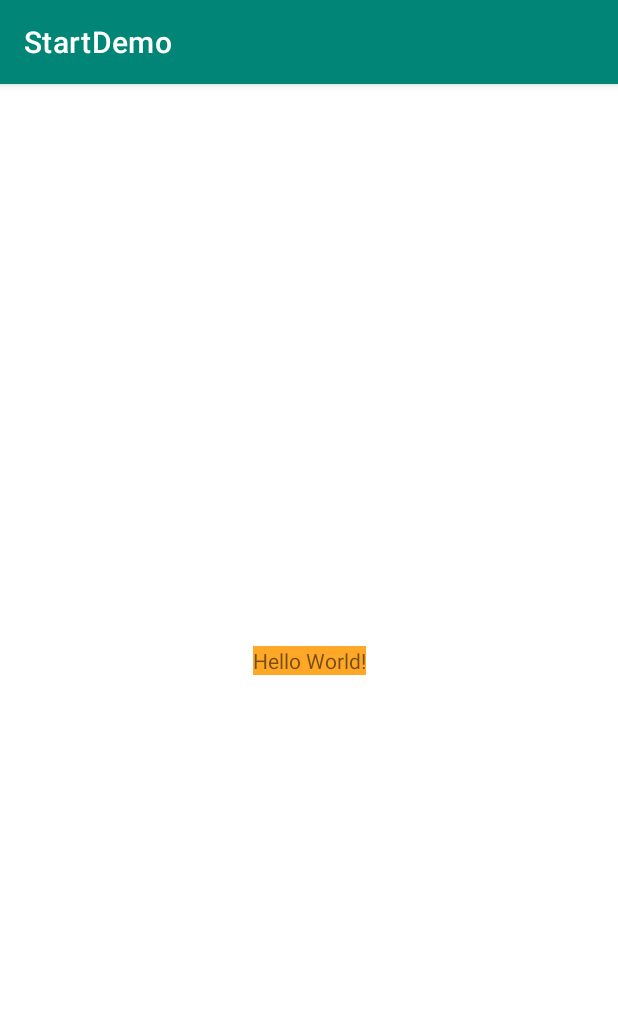
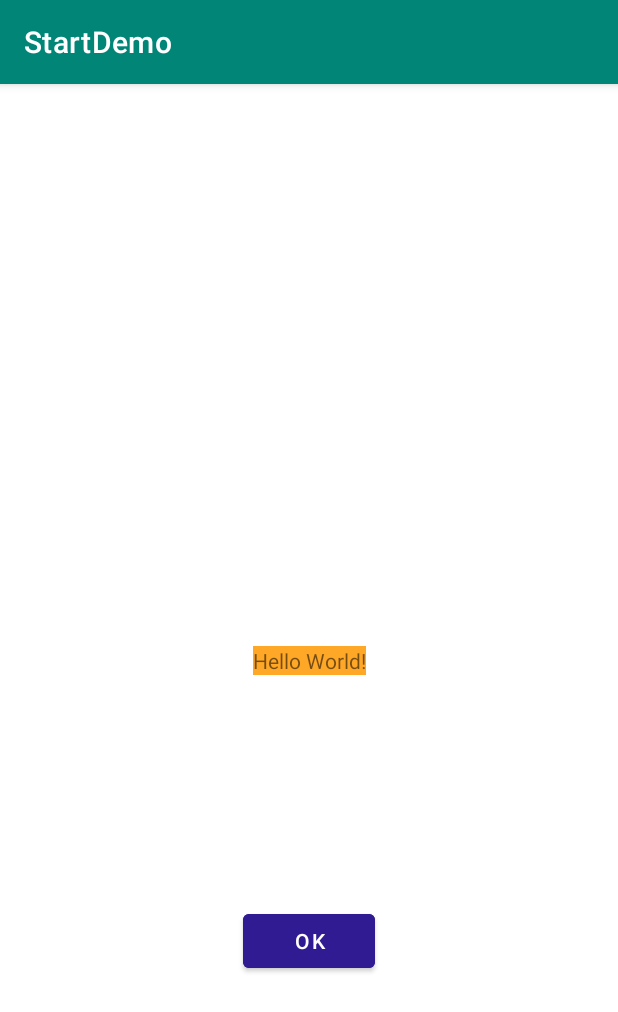
Before and after one commit to zavanton321/theme-demo, an Android app: the screen it shows after launch (MainActivity), on a phone screen of 412 x 824 dp. Shown: the top 1012 px of the screen. Run offline under Robolectric (Android 15) with nearby library versions, the phone set to English and light mode, and no system bars.

Commit message:
button and its style

```diff
--- a/app/src/main/res/layout/activity_main.xml
+++ b/app/src/main/res/layout/activity_main.xml
@@ -9,15 +9,28 @@
     >
 
     <TextView
-        android:theme="@style/AppTheme.CustomTextView"
+        android:id="@+id/tv_title"
         android:layout_width="wrap_content"
         android:layout_height="wrap_content"
         android:background="?attr/colorPrimary"
         android:text="Hello World!"
+        android:theme="@style/AppTheme.CustomTextView"
         app:layout_constraintBottom_toBottomOf="parent"
         app:layout_constraintLeft_toLeftOf="parent"
         app:layout_constraintRight_toRightOf="parent"
         app:layout_constraintTop_toTopOf="parent"
         />
 
+    <Button
+        android:id="@+id/btn_ok"
+        android:layout_width="wrap_content"
+        android:layout_height="wrap_content"
+        android:text="OK"
+        android:theme="@style/ButtonTheme"
+        app:layout_constraintBottom_toBottomOf="parent"
+        app:layout_constraintEnd_toEndOf="parent"
+        app:layout_constraintStart_toStartOf="parent"
+        app:layout_constraintTop_toTopOf="@id/tv_title"
+        />
+
 </androidx.constraintlayout.widget.ConstraintLayout>
--- a/app/src/main/res/values/colors.xml
+++ b/app/src/main/res/values/colors.xml
@@ -3,4 +3,11 @@
     <color name="colorPrimary">#008577</color>
     <color name="colorPrimaryDark">#00574B</color>
     <color name="colorAccent">#D81B60</color>
+
+    <color name="alternativePrimaryColor">#FFA726</color>
+
+    <color name="customButtonColor">#E040FB</color>
+    <color name="alternativeCustomButtonColor">#FF1744</color>
+    <color name="moreCustomButtonColor">#311B92</color>
+
 </resources>
--- a/app/src/main/res/values/styles.xml
+++ b/app/src/main/res/values/styles.xml
@@ -7,7 +7,15 @@
     </style>
 
     <style name="AppTheme.CustomTextView">
-        <item name="colorPrimary">#FFA726</item>
+        <item name="colorPrimary">@color/alternativePrimaryColor</item>
+    </style>
+
+    <style name="ButtonStyle" parent="AppTheme">
+        <item name="android:backgroundTint">@color/alternativeCustomButtonColor</item>
+    </style>
+
+    <style name="ButtonTheme" parent="AppTheme">
+        <item name="android:backgroundTint">@color/moreCustomButtonColor</item>
     </style>
 
 
```
